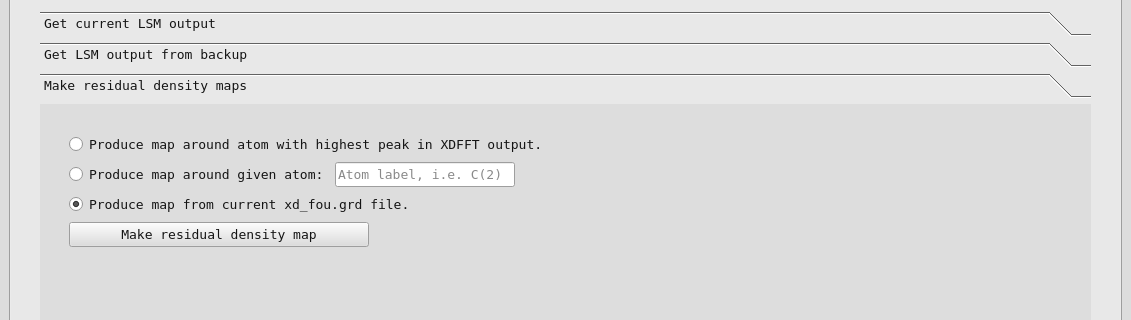
mcrav/XDToolkit, file xdcool.ui: the form before one commit; both pictures show x 0 to 1131 and y 141 to 461 of the 1131 by 652 pixel window.
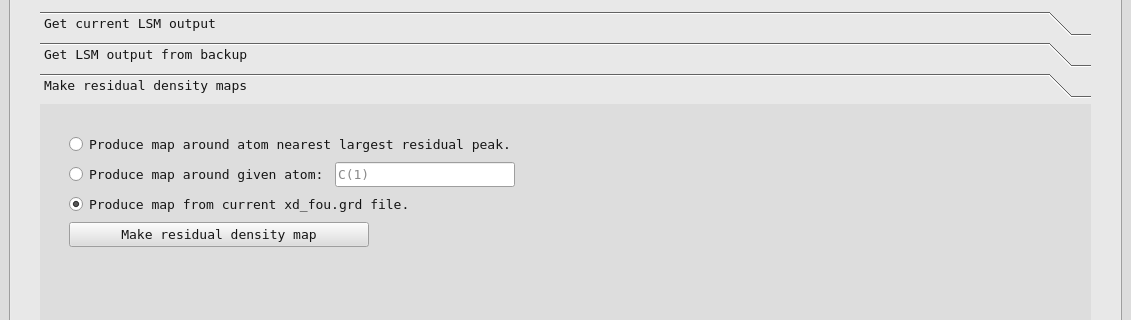
The form after the commit. The open tabs and pages were chosen to show the change. Icons and pictures are not drawn.

Patch:
```diff
--- a/xdcool.ui
+++ b/xdcool.ui
@@ -2997,8 +2997,8 @@
               <rect>
                <x>0</x>
                <y>0</y>
-               <width>537</width>
-               <height>214</height>
+               <width>1051</width>
+               <height>289</height>
               </rect>
              </property>
              <attribute name="label">
@@ -3022,7 +3022,7 @@
                 <item>
                  <widget class="QRadioButton" name="setupFOURFFTBox">
                   <property name="text">
-                   <string>Produce map around atom with highest peak in XDFFT output.</string>
+                   <string>Produce map around atom nearest largest residual peak.</string>
                   </property>
                  </widget>
                 </item>
@@ -3043,8 +3043,11 @@
                       <height>16777215</height>
                      </size>
                     </property>
+                    <property name="text">
+                     <string/>
+                    </property>
                     <property name="placeholderText">
-                     <string>Atom label, i.e. C(2)</string>
+                     <string>C(1)</string>
                     </property>
                    </widget>
                   </item>
```
Left out of the diff: 18 changed lines with no effect on the pictures.
